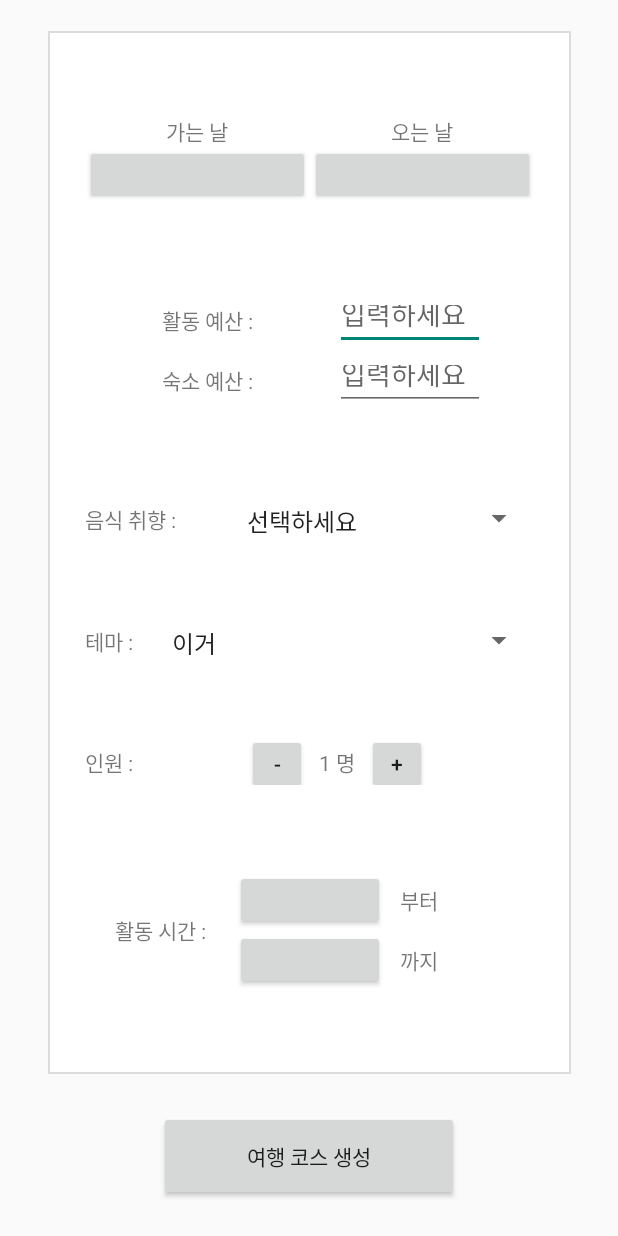
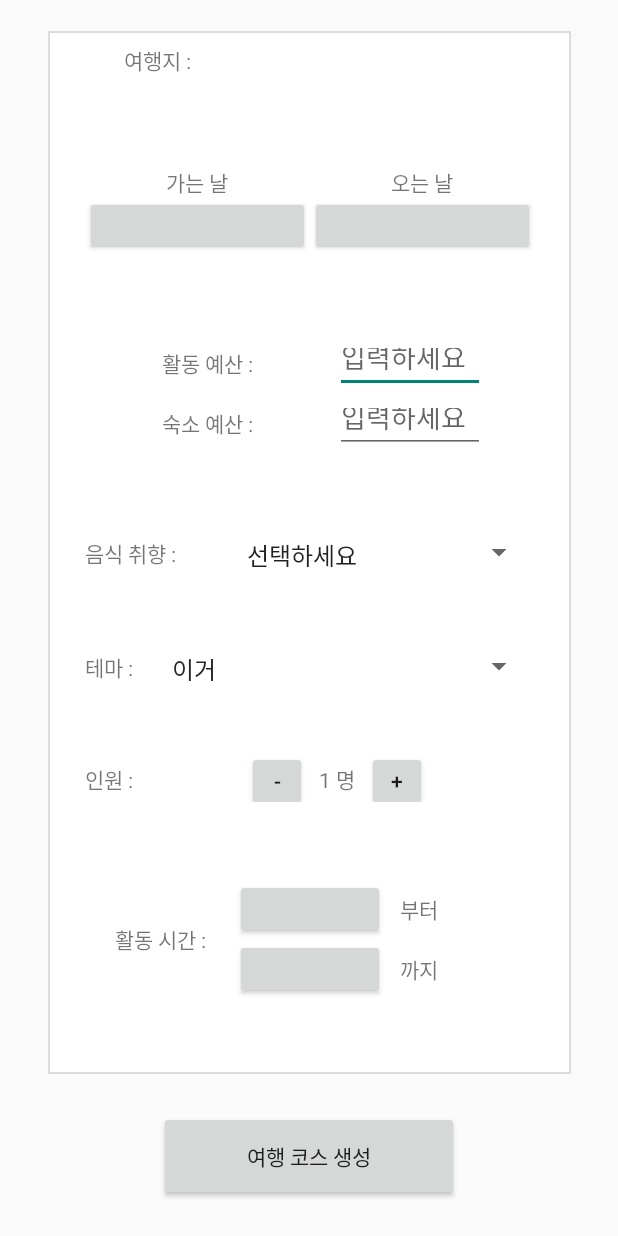
Before and after one commit to neilsonT/CodeTour, an Android app: the InputActivity screen opened directly, with no data from a screen before it, on a phone screen of 412 x 824 dp. Run offline under Robolectric (Android 15) with nearby library versions, the phone set to English and light mode, and no system bars.

Commit message:
Update user_input.xml
여행지 spinner layout

```diff
--- a/app/src/main/res/layout/user_input.xml
+++ b/app/src/main/res/layout/user_input.xml
@@ -20,12 +20,32 @@
         app:layout_constraintVertical_weight="13"
         android:layout_marginTop="20dp"
         >
+
+        <androidx.constraintlayout.widget.ConstraintLayout
+            android:id="@+id/wrap_des"
+            android:layout_width="300dp"
+            android:layout_height="40dp"
+            app:layout_constraintTop_toTopOf="parent"
+            app:layout_constraintLeft_toLeftOf="parent"
+            app:layout_constraintRight_toRightOf="parent">
+
+            <TextView
+                android:layout_width="100dp"
+                android:layout_height="40dp"
+                android:text="여행지 : "
+                android:gravity="center"
+                app:layout_constraintTop_toTopOf="parent"
+                app:layout_constraintBottom_toBottomOf="parent"
+                app:layout_constraintLeft_toLeftOf="parent">
+            </TextView>
+        </androidx.constraintlayout.widget.ConstraintLayout>
+
         <!--wrap_date : 가는날/오는날 감싸고 있는 layout-->
         <androidx.constraintlayout.widget.ConstraintLayout
             android:id="@+id/wrap_date"
             android:layout_width="wrap_content"
             android:layout_height="wrap_content"
-            app:layout_constraintTop_toTopOf="parent"
+            app:layout_constraintTop_toBottomOf="@id/wrap_des"
             app:layout_constraintBottom_toTopOf="@id/wrap_budget"
             app:layout_constraintLeft_toLeftOf="parent"
             app:layout_constraintRight_toRightOf="parent"
```
